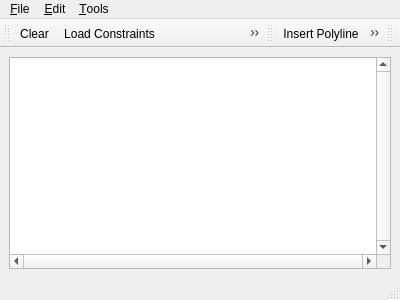
Before: the Qt Designer form GraphicsView/demo/GraphicsView/Constrained_Delaunay_triangulation_MainWindow.ui in CGAL/cgal, drawn with Qt 5.
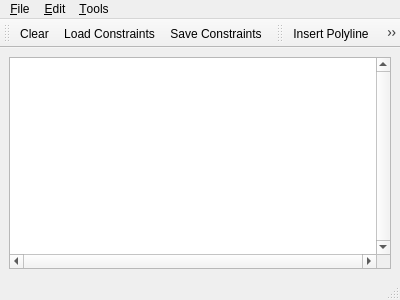
After: the same form once the commit is applied. Icons and pictures are not drawn.

Commit message: (Leftover of revision 43782.) Remove toolBar2, that was added during the presentation at Inria, and commited by error.

The edit to the form file:
```diff
--- a/GraphicsView/demo/GraphicsView/Constrained_Delaunay_triangulation_MainWindow.ui
+++ b/GraphicsView/demo/GraphicsView/Constrained_Delaunay_triangulation_MainWindow.ui
@@ -102,25 +102,6 @@
    <addaction name="actionCircumcenter" />
    <addaction name="actionRecenter" />
   </widget>
-  <widget class="QToolBar" name="toolBar_2" >
-   <property name="geometry" >
-    <rect>
-     <x>300</x>
-     <y>29</y>
-     <width>100</width>
-     <height>37</height>
-    </rect>
-   </property>
-   <property name="windowTitle" >
-    <string>toolBar_2</string>
-   </property>
-   <attribute name="toolBarArea" >
-    <enum>TopToolBarArea</enum>
-   </attribute>
-   <attribute name="toolBarBreak" >
-    <bool>false</bool>
-   </attribute>
-  </widget>
   <widget class="QMenuBar" name="menubar" >
    <property name="geometry" >
     <rect>
```
The commit also changes 1 other file.
